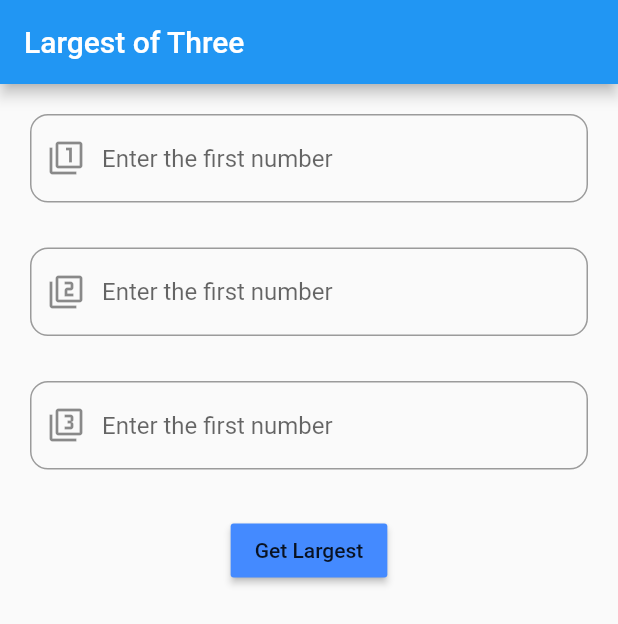
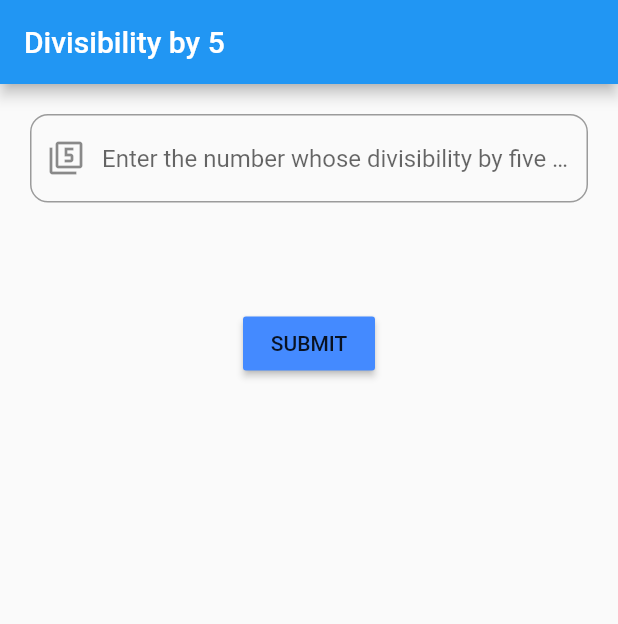
Before and after one commit to JossinAntony/Flutter-Dev-App, a Flutter app: the screen it shows after launch, on a phone screen of 412 x 824 dp. Shown: the top 624 px of the screen. Run offline on Flutter 3.47's test engine with Material 2 defaults, Android fonts, the phone set to English and light mode, and no system bars.

Commit message:
check_divisibility(by 5).dart added.

```diff
--- a/lib/main.dart
+++ b/lib/main.dart
@@ -1,8 +1,9 @@
+import 'package:app_flutter_dev/pages/check_divisibility.dart';
 import 'package:app_flutter_dev/pages/login.dart';
 import 'package:app_flutter_dev/pages/largestNumber.dart';
 import 'package:app_flutter_dev/pages/add.dart';
 import 'package:flutter/material.dart';
 
 void main() {
-  runApp(LargestNumber());
+  runApp(CheckDivisibilityby5());
 }
--- /dev/null
+++ b/lib/pages/check_divisibility.dart
@@ -0,0 +1,54 @@
+
+
+import 'package:flutter/material.dart';
+
+class CheckDivisibilityby5 extends StatelessWidget {
+
+  void _checkDivisibilityBy5(var1){
+    if((var1 % 5) == 0){
+      print('$var1 divisible by 5');
+    }else{
+      print('$var1 not divisible by 5');
+    }
+  }
+
+  TextEditingController numCntrlr = TextEditingController();
+
+  @override
+  Widget build(BuildContext context) {
+    return MaterialApp(
+      home: Scaffold(
+        appBar: AppBar(
+          title: Text('Divisibility by 5'),
+        ),
+        body: Container(
+          padding: EdgeInsets.all(20.0),
+          child: Column(
+            children: <Widget>[
+              TextField(
+                controller: numCntrlr,
+                decoration: InputDecoration(
+                  border: OutlineInputBorder(
+                    borderRadius: BorderRadius.circular(12.0),
+                  ),
+                  prefixIcon: Icon(Icons.filter_5),
+                  hintText: 'Enter the number whose divisibility by five has to be checked',
+                ),
+              ),
+
+              SizedBox(height:70),
+
+              RaisedButton(
+                onPressed: (){
+                  _checkDivisibilityBy5(double.parse(numCntrlr.text));
+                },
+                color: Colors.blueAccent,
+                child: Text('SUBMIT'),
+              ),
+            ],
+          ),
+        )
+      )
+    );
+  }
+}
```
